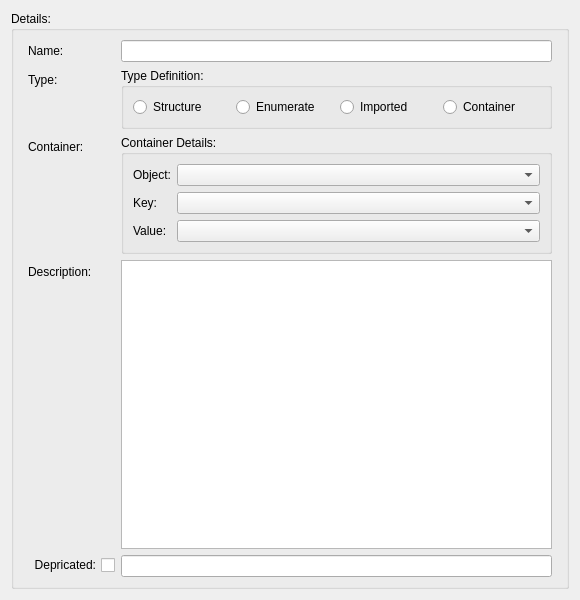
First picture: the form in sources/lusan/view/si/ui/SIDataTypeDetails.ui, repository aregtech/areg-sdk-tools, before the edit.
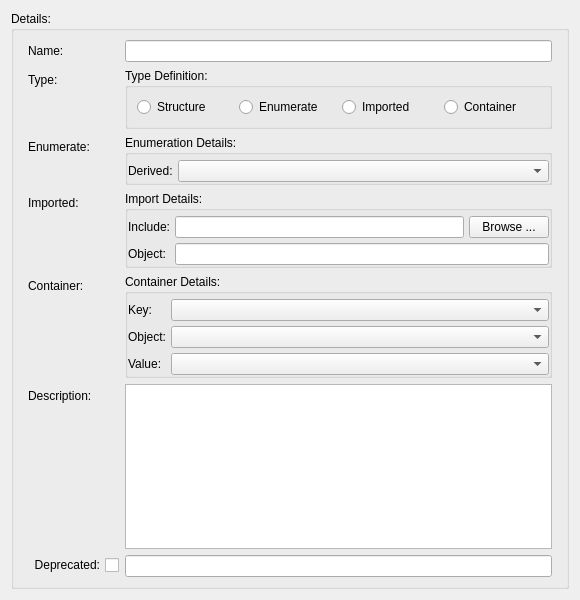
Second picture: the form after the edit.

Commit message: Implemented enumeration data type. Made additional changes to prepare system for other types.

Diff of the .ui file:
```diff
--- a/sources/lusan/view/si/ui/SIDataTypeDetails.ui
+++ b/sources/lusan/view/si/ui/SIDataTypeDetails.ui
@@ -10,6 +10,12 @@
     <height>600</height>
    </rect>
   </property>
+  <property name="minimumSize">
+   <size>
+    <width>0</width>
+    <height>0</height>
+   </size>
+  </property>
   <property name="windowTitle">
    <string>Form</string>
   </property>
@@ -97,17 +103,17 @@
           </layout>
          </widget>
         </item>
-        <item row="2" column="0">
-         <widget class="QLabel" name="label_3">
+        <item row="4" column="0">
+         <widget class="QLabel" name="lableContainer">
           <property name="text">
            <string>Container:</string>
           </property>
          </widget>
         </item>
-        <item row="2" column="1">
-         <widget class="QGroupBox" name="groupBox_3">
+        <item row="4" column="1">
+         <widget class="QGroupBox" name="groupContainer">
           <property name="sizePolicy">
-           <sizepolicy hsizetype="Expanding" vsizetype="Preferred">
+           <sizepolicy hsizetype="Preferred" vsizetype="Preferred">
             <horstretch>0</horstretch>
             <verstretch>0</verstretch>
            </sizepolicy>
@@ -116,43 +122,89 @@
            <string>Container Details:</string>
           </property>
           <layout class="QFormLayout" name="formLayout_2">
+           <property name="horizontalSpacing">
+            <number>5</number>
+           </property>
+           <property name="verticalSpacing">
+            <number>5</number>
+           </property>
+           <property name="leftMargin">
+            <number>0</number>
+           </property>
+           <property name="topMargin">
+            <number>5</number>
+           </property>
+           <property name="rightMargin">
+            <number>0</number>
+           </property>
+           <property name="bottomMargin">
+            <number>0</number>
+           </property>
            <item row="0" column="0">
-            <widget class="QLabel" name="label_4">
-             <property name="text">
-              <string>Object:</string>
-             </property>
-            </widget>
-           </item>
-           <item row="0" column="1">
-            <widget class="QComboBox" name="comboContainerObj"/>
-           </item>
-           <item row="1" column="0">
-            <widget class="QLabel" name="label_5">
+            <widget class="QLabel" name="labelContainerKey">
              <property name="text">
               <string>Key:</string>
              </property>
             </widget>
            </item>
-           <item row="1" column="1">
-            <widget class="QComboBox" name="comboContainerKey"/>
+           <item row="1" column="0">
+            <widget class="QLabel" name="labelContainerObject">
+             <property name="text">
+              <string>Object:</string>
+             </property>
+            </widget>
            </item>
-           <item row="2" column="0">
-            <widget class="QLabel" name="label_6">
+           <item row="3" column="0">
+            <widget class="QLabel" name="labelContainerValue">
              <property name="text">
               <string>Value:</string>
              </property>
             </widget>
            </item>
-           <item row="2" column="1">
-            <widget class="QComboBox" name="comboContainerValue"/>
+           <item row="0" column="1">
+            <widget class="QComboBox" name="comboContainerKey">
+             <property name="sizePolicy">
+              <sizepolicy hsizetype="Preferred" vsizetype="Preferred">
+               <horstretch>0</horstretch>
+               <verstretch>0</verstretch>
+              </sizepolicy>
+             </property>
+            </widget>
+           </item>
+           <item row="1" column="1">
+            <widget class="QComboBox" name="comboContainerObject">
+             <property name="sizePolicy">
+              <sizepolicy hsizetype="Preferred" vsizetype="Preferred">
+               <horstretch>0</horstretch>
+               <verstretch>0</verstretch>
+              </sizepolicy>
+             </property>
+            </widget>
+           </item>
+           <item row="3" column="1">
+            <widget class="QComboBox" name="comboContainerValue">
+             <property name="sizePolicy">
+              <sizepolicy hsizetype="Preferred" vsizetype="Preferred">
+               <horstretch>0</horstretch>
+               <verstretch>0</verstretch>
+              </sizepolicy>
+             </property>
+            </widget>
            </item>
           </layout>
          </widget>
         </item>
-        <item row="3" column="1">
+        <item row="5" column="0">
+         <widget class="QLabel" name="label_7">
+          <property name="text">
+           <string>Description:</string>
+          </property>
+         </widget>
+        </item>
+        <item row="5" column="1">
          <widget class="QPlainTextEdit" name="textDescribe">
           <property name="sizePolicy">
-           <sizepolicy hsizetype="Expanding" vsizetype="MinimumExpanding">
+           <sizepolicy hsizetype="Expanding" vsizetype="Expanding">
             <horstretch>0</horstretch>
             <verstretch>0</verstretch>
            </sizepolicy>
@@ -174,25 +226,8 @@
           </property>
          </widget>
         </item>
-        <item row="3" column="0">
-         <widget class="QLabel" name="label_7">
-          <property name="text">
-           <string>Description:</string>
-          </property>
-         </widget>
-        </item>
-        <item row="4" column="1">
-         <widget class="QLineEdit" name="editDepricated">
-          <property name="sizePolicy">
-           <sizepolicy hsizetype="Expanding" vsizetype="Fixed">
-            <horstretch>0</horstretch>
-            <verstretch>0</verstretch>
-           </sizepolicy>
-          </property>
-         </widget>
-        </item>
-        <item row="4" column="0">
-         <widget class="QCheckBox" name="checkDepricated">
+        <item row="6" column="0">
+         <widget class="QCheckBox" name="checkDeprecated">
           <property name="sizePolicy">
            <sizepolicy hsizetype="Expanding" vsizetype="Fixed">
             <horstretch>0</horstretch>
@@ -203,10 +238,158 @@
            <enum>Qt::LayoutDirection::RightToLeft</enum>
           </property>
           <property name="text">
-           <string>Depricated:</string>
+           <string>Deprecated:</string>
           </property>
          </widget>
         </item>
+        <item row="6" column="1">
+         <widget class="QLineEdit" name="editDeprecated">
+          <property name="sizePolicy">
+           <sizepolicy hsizetype="Expanding" vsizetype="Fixed">
+            <horstretch>0</horstretch>
+            <verstretch>0</verstretch>
+           </sizepolicy>
+          </property>
+         </widget>
+        </item>
+        <item row="2" column="0">
+         <widget class="QLabel" name="labelEnum">
+          <property name="text">
+           <string>Enumerate:</string>
+          </property>
+         </widget>
+        </item>
+        <item row="2" column="1">
+         <widget class="QGroupBox" name="groupEnum">
+          <property name="title">
+           <string>Enumeration Details:</string>
+          </property>
+          <layout class="QFormLayout" name="formLayout_3">
+           <property name="horizontalSpacing">
+            <number>5</number>
+           </property>
+           <property name="verticalSpacing">
+            <number>5</number>
+           </property>
+           <property name="leftMargin">
+            <number>0</number>
+           </property>
+           <property name="topMargin">
+            <number>5</number>
+           </property>
+           <property name="rightMargin">
+            <number>0</number>
+           </property>
+           <property name="bottomMargin">
+            <number>0</number>
+           </property>
+           <item row="0" column="0">
+            <widget class="QLabel" name="labelEnumDerived">
+             <property name="text">
+              <string>Derived:</string>
+             </property>
+            </widget>
+           </item>
+           <item row="0" column="1">
+            <widget class="QComboBox" name="comboEnumDerive"/>
+           </item>
+          </layout>
+         </widget>
+        </item>
+        <item row="3" column="0">
+         <widget class="QLabel" name="labelImport">
+          <property name="text">
+           <string>Imported:</string>
+          </property>
+         </widget>
+        </item>
+        <item row="3" column="1">
+         <widget class="QGroupBox" name="groupImport">
+          <property name="title">
+           <string>Import Details:</string>
+          </property>
+          <layout class="QFormLayout" name="formLayout_4">
+           <property name="horizontalSpacing">
+            <number>5</number>
+           </property>
+           <property name="verticalSpacing">
+            <number>5</number>
+           </property>
+           <property name="leftMargin">
+            <number>0</number>
+           </property>
+           <property name="topMargin">
+            <number>5</number>
+           </property>
+           <property name="rightMargin">
+            <number>0</number>
+           </property>
+           <property name="bottomMargin">
+            <number>0</number>
+           </property>
+           <item row="0" column="0">
+            <widget class="QLabel" name="labelImportInclude">
+             <property name="text">
+              <string>Include:</string>
+             </property>
+            </widget>
+           </item>
+           <item row="0" column="1">
+            <widget class="QWidget" name="widgetInclude" native="true">
+             <property name="sizePolicy">
+              <sizepolicy hsizetype="Minimum" vsizetype="Minimum">
+               <horstretch>0</horstretch>
+               <verstretch>0</verstretch>
+              </sizepolicy>
+             </property>
+             <layout class="QHBoxLayout" name="horizontalLayout">
+              <property name="spacing">
+               <number>5</number>
+              </property>
+              <property name="leftMargin">
+               <number>0</number>
+              </property>
+              <property name="topMargin">
+               <number>0</number>
+              </property>
+              <property name="rightMargin">
+               <number>0</number>
+              </property>
+              <property name="bottomMargin">
+               <number>0</number>
+              </property>
+              <item>
+               <widget class="QLineEdit" name="editImportInclude"/>
+              </item>
+              <item>
+               <widget class="QPushButton" name="buttonImportInclude">
+                <property name="sizePolicy">
+                 <sizepolicy hsizetype="Minimum" vsizetype="Minimum">
+                  <horstretch>0</horstretch>
+                  <verstretch>0</verstretch>
+                 </sizepolicy>
+                </property>
+                <property name="text">
+                 <string>Browse ...</string>
+                </property>
+               </widget>
+              </item>
+             </layout>
+            </widget>
+           </item>
+           <item row="1" column="0">
+            <widget class="QLabel" name="labelImportObject">
+             <property name="text">
+              <string>Object:</string>
+             </property>
+            </widget>
+           </item>
+           <item row="1" column="1">
+            <widget class="QLineEdit" name="editImportObject"/>
+           </item>
+          </layout>
+         </widget>
+        </item>
        </layout>
       </item>
      </layout>
```
Left out of the diff: 7 changed lines with no effect on the pictures. The commit also changes 35 other files.
